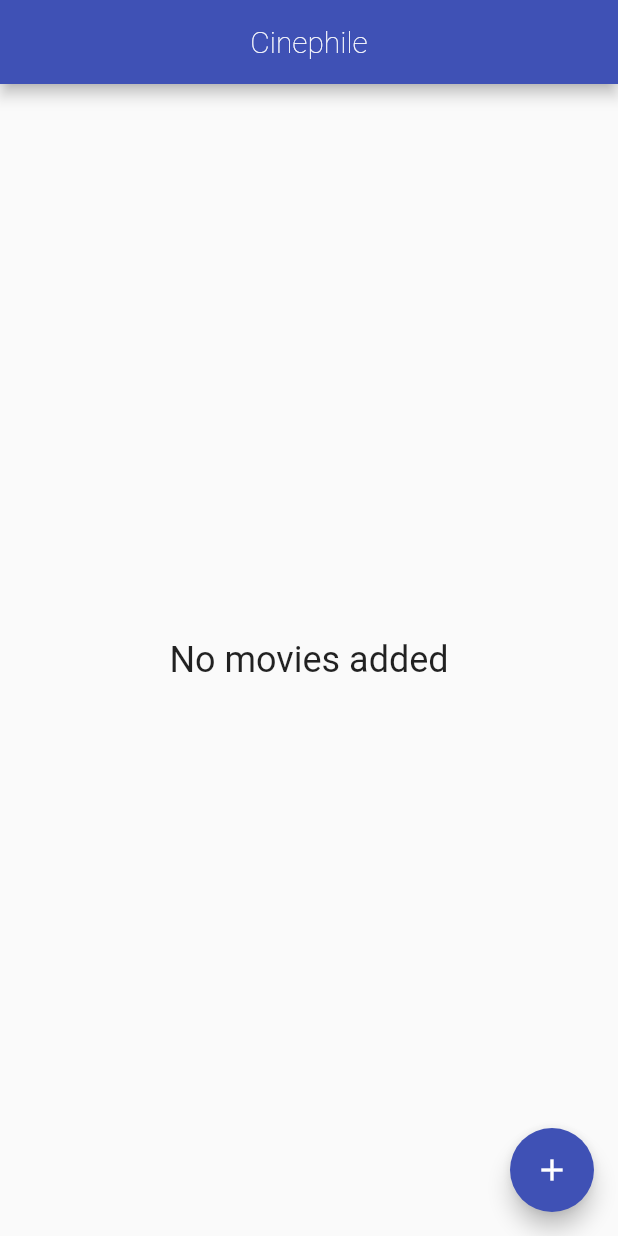
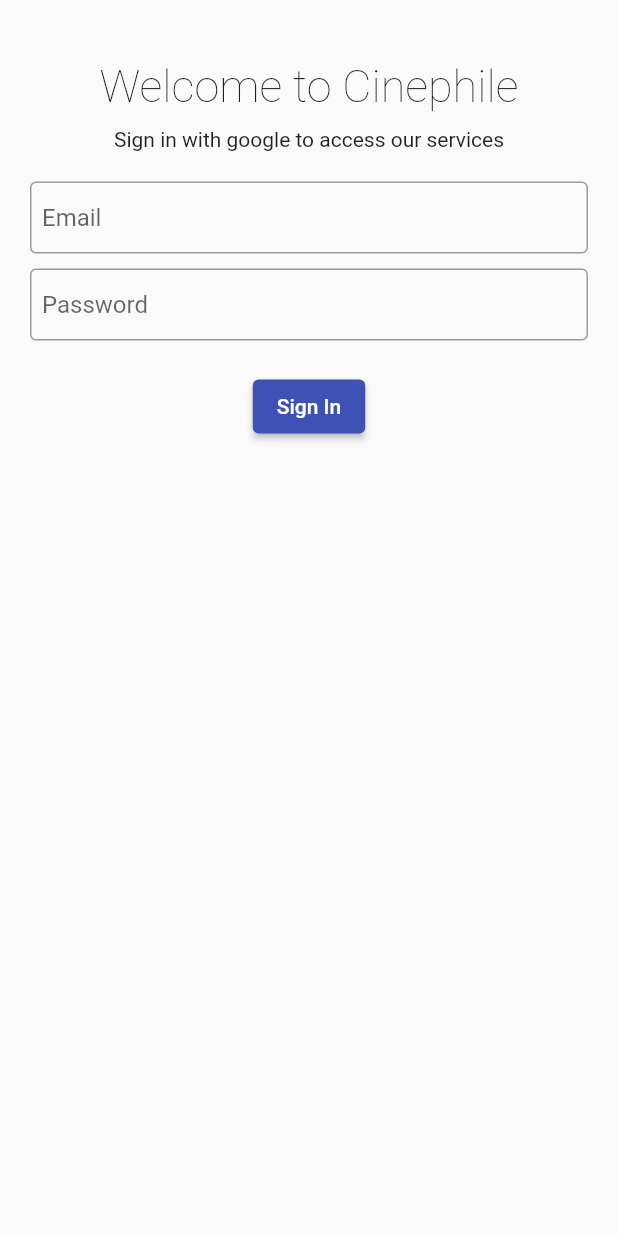
Before and after one commit to Vividh25/MovieList, a Flutter app: the screen it shows after launch, on a phone screen of 412 x 824 dp. Run offline on Flutter 3.47's test engine with Material 2 defaults, Android fonts, the light colour scheme and no system bars; our stand-ins replace cached_network_image, firebase_auth, firebase_core, google_sign_in, hive, hive_flutter; accounts and stored records are empty.

Commit message:
Google Auth with Firebase added

```diff
--- /dev/null
+++ b/lib/authentication_service.dart
@@ -0,0 +1,28 @@
+import 'package:firebase_auth/firebase_auth.dart';
+import 'package:flutter/cupertino.dart';
+import 'package:google_sign_in/google_sign_in.dart';
+
+class AuthenticationService extends ChangeNotifier {
+  final googleSignIn = GoogleSignIn();
+
+  GoogleSignInAccount? _user;
+
+  GoogleSignInAccount? get user => _user;
+
+  Future googleLogin() async {
+    final googleUser = await googleSignIn.signIn();
+    if (googleUser == null) return;
+    _user = googleUser;
+
+    final googleAuth = await googleUser.authentication;
+
+    final credential = GoogleAuthProvider.credential(
+      accessToken: googleAuth.accessToken,
+      idToken: googleAuth.idToken,
+    );
+
+    await FirebaseAuth.instance.signInWithCredential(credential);
+
+    notifyListeners();
+  }
+}
--- a/lib/main.dart
+++ b/lib/main.dart
@@ -1,37 +1,62 @@
+import 'package:firebase_auth/firebase_auth.dart';
 import 'package:flutter/material.dart';
 import 'package:flutter_application_1/Boxes.dart';
+import 'package:flutter_application_1/authentication_service.dart';
 import 'package:flutter_application_1/list_model.dart';
+import 'package:flutter_application_1/sign_in.dart';
+import 'package:provider/provider.dart';
 import 'movie_form.dart';
 import 'package:hive/hive.dart';
 import 'package:hive_flutter/hive_flutter.dart';
 import 'package:cached_network_image/cached_network_image.dart';
 import 'edit_dialog.dart';
+import 'package:firebase_core/firebase_core.dart';
 
 Future<void> main() async {
   WidgetsFlutterBinding.ensureInitialized();
+  await Firebase.initializeApp();
   await Hive.initFlutter();
   Hive.registerAdapter(MovieModelAdapter());
   await Hive.openBox<MovieModel>('movies');
-  runApp(MyApp());
+  runApp(const MyApp());
 }
 
 class MyApp extends StatelessWidget {
+  const MyApp({Key? key}) : super(key: key);
+
   @override
-  Widget build(BuildContext context) {
-    const appTitle = 'Cinephile';
-    return MaterialApp(
-      title: appTitle,
-      theme: ThemeData(primarySwatch: Colors.indigo),
-      home: Scaffold(
-        appBar: AppBar(
-          centerTitle: true,
-          title: const Text(appTitle,
-              style: TextStyle(fontWeight: FontWeight.w100)),
+  Widget build(BuildContext context) => ChangeNotifierProvider(
+        create: (context) => AuthenticationService(),
+        child: MaterialApp(
+          title: "Cinephile",
+          theme: ThemeData(primarySwatch: Colors.indigo),
+          home: const Scaffold(
+            body: AuthenticationWrapper(),
+          ),
         ),
-        body: const MovieList(),
-      ),
-    );
-  }
+      );
+}
+
+class AuthenticationWrapper extends StatelessWidget {
+  const AuthenticationWrapper({Key? key}) : super(key: key);
+
+  @override
+  Widget build(BuildContext context) => Scaffold(
+        body: StreamBuilder(
+          stream: FirebaseAuth.instance.authStateChanges(),
+          builder: (context, snapshot) {
+            if (snapshot.connectionState == ConnectionState.waiting) {
+              return const Center(child: CircularProgressIndicator());
+            } else if (snapshot.hasData) {
+              return const MovieList();
+            } else if (snapshot.hasError) {
+              return const Center(child: Text('Something Went Wrong!'));
+            } else {
+              return const SignIn();
+            }
+          },
+        ),
+      );
 }
 
 class MovieList extends StatefulWidget {
@@ -44,7 +69,17 @@
 class _MovieListState extends State<MovieList> {
   @override
   Widget build(BuildContext context) {
+    const appTitle = 'Cinephile';
     return Scaffold(
+      appBar: AppBar(
+        leading: IconButton(
+          icon: const Icon(Icons.logout),
+          onPressed: () => FirebaseAuth.instance.signOut(),
+        ),
+        centerTitle: true,
+        title:
+            const Text(appTitle, style: TextStyle(fontWeight: FontWeight.w100)),
+      ),
       body: ValueListenableBuilder<Box<MovieModel>>(
         valueListenable: Boxes.getMovies().listenable(),
         builder: (context, box, _) {
@@ -55,8 +90,8 @@
       ),
       floatingActionButton: FloatingActionButton(
         child: const Icon(Icons.add),
-        onPressed: () => Navigator.push(
-            context, MaterialPageRoute(builder: (context) => MovieForm())),
+        onPressed: () => Navigator.push(context,
+            MaterialPageRoute(builder: (context) => const MovieForm())),
       ),
     );
   }
--- /dev/null
+++ b/lib/sign_in.dart
@@ -0,0 +1,64 @@
+import 'package:flutter/cupertino.dart';
+import 'package:flutter/material.dart';
+import 'package:flutter_application_1/authentication_service.dart';
+// ignore: implementation_imports
+import 'package:provider/src/provider.dart';
+
+class SignIn extends StatefulWidget {
+  const SignIn({Key? key}) : super(key: key);
+
+  @override
+  _SignInState createState() => _SignInState();
+}
+
+class _SignInState extends State<SignIn> {
+  final emailController = TextEditingController();
+  final passwordController = TextEditingController();
+  @override
+  Widget build(BuildContext context) {
+    return Scaffold(
+      body: Container(
+        margin: const EdgeInsets.only(left: 20, right: 20, top: 40),
+        child: Column(
+          children: [
+            const Text("Welcome to Cinephile",
+                style: TextStyle(fontSize: 30, fontWeight: FontWeight.w100)),
+            const Padding(padding: EdgeInsets.only(top: 10)),
+            const Text(
+              "Sign in with google to access our services",
+              style: TextStyle(fontWeight: FontWeight.w400),
+            ),
+            const Padding(padding: EdgeInsets.all(10)),
+            TextFormField(
+              controller: emailController,
+              decoration: const InputDecoration(
+                contentPadding: EdgeInsets.all(8),
+                border: OutlineInputBorder(),
+                hintText: "Email",
+              ),
+            ),
+            const Padding(padding: EdgeInsets.only(top: 10)),
+            TextFormField(
+              obscureText: true,
+              controller: passwordController,
+              decoration: const InputDecoration(
+                contentPadding: EdgeInsets.all(8),
+                border: OutlineInputBorder(),
+                hintText: "Password",
+              ),
+            ),
+            const Padding(padding: EdgeInsets.only(top: 20)),
+            ElevatedButton(
+              onPressed: () {
+                final provider =
+                    Provider.of<AuthenticationService>(context, listen: false);
+                provider.googleLogin();
+              },
+              child: const Text("Sign In"),
+            )
+          ],
+        ),
+      ),
+    );
+  }
+}
--- a/pubspec.yaml
+++ b/pubspec.yaml
@@ -32,11 +32,15 @@
   hive: ^2.0.4
   hive_flutter: ^1.1.0
   path_provider: ^2.0.2
+  # firebase_core: ^0.4.0+9
+  provider: ^5.0.0
 
   # The following adds the Cupertino Icons font to your application.
   # Use with the CupertinoIcons class for iOS style icons.
   cupertino_icons: ^1.0.2
   cached_network_image: ^3.1.0
+  firebase_auth: ^1.1.4
+  google_sign_in: ^5.0.3
 
 dev_dependencies:
   flutter_test:
```
Also changed, not shown: lib/movie_form.dart (+0 -9 lines), pubspec.lock, 4 other files.
